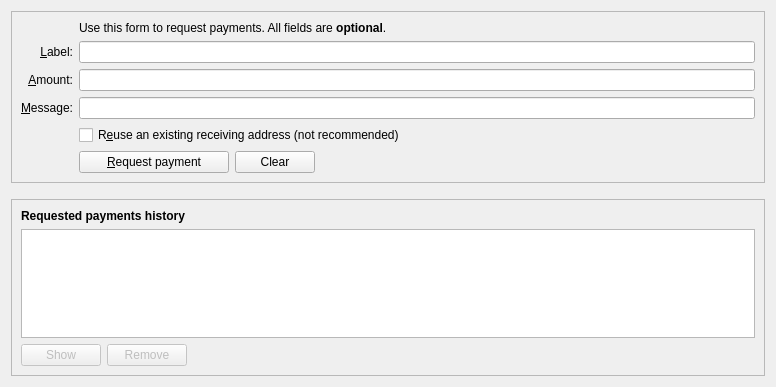
toycor/cosanta-core, file src/qt/forms/receivecoinsdialog.ui: the form before one commit.
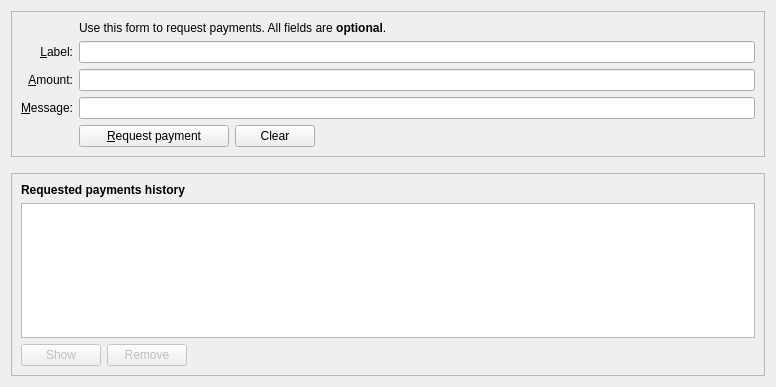
The form after the commit. Custom widgets are drawn as their Qt base class.

Commit message:
Merge #3716: GUI: Receive: Remove option to reuse a previous address
927f4ff5a GUI: Receive: Remove option to reuse a previous address (Luke Dashjr)

Pull request description:

  This was justified by the need to "resent" an invoice, but now that we have the request history, that need should be gone.

Tree-SHA512: 4ade4eb84a21bbbd8dcc3a2c9580d416e113284b5bdf350c22051c233101fe0ee31659c54a7a46e7136f9c999acb61efbbb3f97aeb2fa7b2b1e1daec02ca0837

Diff of the .ui file:
```diff
--- a/src/qt/forms/receivecoinsdialog.ui
+++ b/src/qt/forms/receivecoinsdialog.ui
@@ -28,23 +28,6 @@
      <layout class="QVBoxLayout" name="verticalLayout_3">
       <item>
        <layout class="QGridLayout" name="gridLayout">
-        <item row="7" column="2">
-         <widget class="QCheckBox" name="reuseAddress">
-          <property name="toolTip">
-           <string>Reuse one of the previously used receiving addresses.&lt;br&gt;Reusing addresses has security and privacy issues.&lt;br&gt;Do not use this unless re-generating a payment request made before.</string>
-          </property>
-          <property name="text">
-           <string>R&amp;euse an existing receiving address (not recommended)</string>
-          </property>
-         </widget>
-        </item>
-        <item row="7" column="0">
-         <widget class="QLabel" name="label_4">
-          <property name="text">
-           <string/>
-          </property>
-         </widget>
-        </item>
         <item row="6" column="0">
          <widget class="QLabel" name="label_3">
           <property name="toolTip">
@@ -127,7 +110,7 @@
           </property>
          </widget>
         </item>
-        <item row="8" column="2">
+        <item row="7" column="2">
          <layout class="QHBoxLayout" name="horizontalLayout">
           <item>
            <widget class="QPushButton" name="receiveButton">
@@ -176,7 +159,7 @@
           </item>
          </layout>
         </item>
-        <item row="8" column="0">
+        <item row="7" column="0">
          <widget class="QLabel" name="label_7">
           <property name="text">
            <string/>
```
Left out of the diff: 1 changed line with no effect on the pictures. The commit also changes 1 other file.
